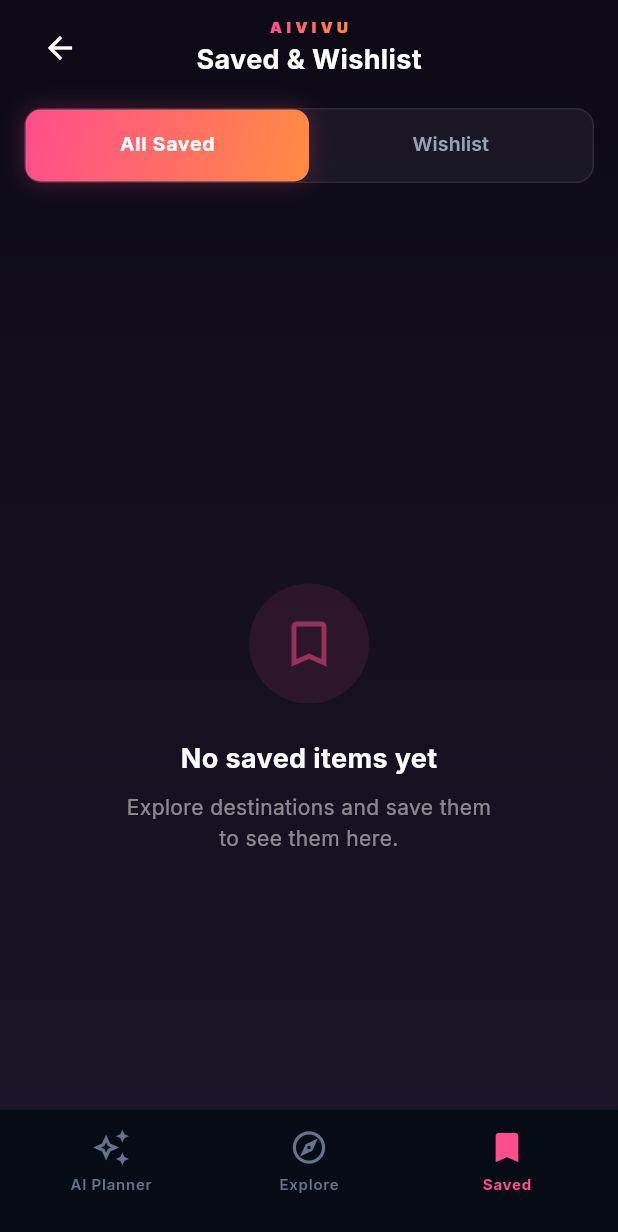
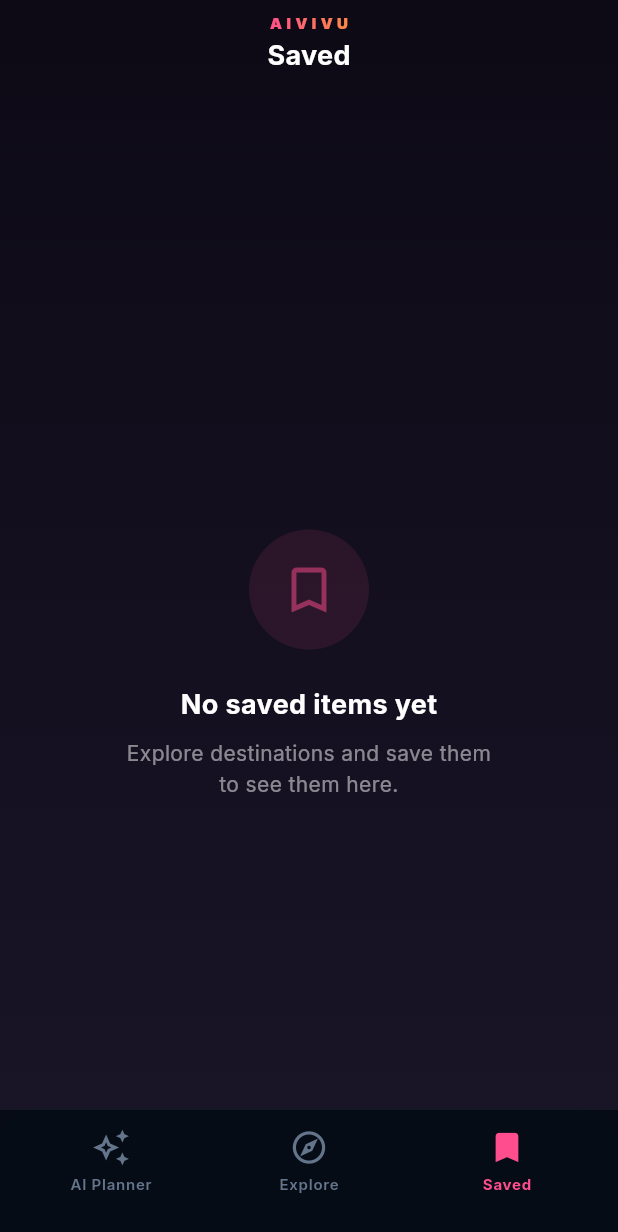
Before and after one commit to Minhbaooo/voyz-master, a Flutter app: the SavedScreen screen opened directly, on a phone screen of 412 x 824 dp. Shown: the top 1232 px of the screen. Run offline on Flutter 3.47's test engine with Material 3 defaults, Android fonts, the phone set to English and light mode, and no system bars; our stand-ins replace cached_network_image, google_fonts; network calls fail.

Commit message:
feat: add form validation, retain planner state, update navigation logic, simplify saved screen

```diff
--- a/lib/screens/saved_screen.dart
+++ b/lib/screens/saved_screen.dart
@@ -2,6 +2,7 @@ import 'package:flutter/material.dart';
 import 'package:cached_network_image/cached_network_image.dart';
 import 'package:voyz/data/saved_trips_provider.dart';
 import 'package:voyz/data/trip_data.dart';
+import 'package:voyz/screens/destination_detail_screen.dart';
 import 'package:voyz/screens/smart_planner_screen.dart';
 import 'package:voyz/screens/suggestions_screen.dart';
 import 'package:voyz/theme/app_theme.dart';
@@ -15,23 +16,7 @@ class SavedScreen extends StatefulWidget {
   State<SavedScreen> createState() => _SavedScreenState();
 }
 
-class _SavedScreenState extends State<SavedScreen>
-    with SingleTickerProviderStateMixin {
-  late TabController _tabController;
-
-  @override
-  void initState() {
-    super.initState();
-    _tabController = TabController(length: 2, vsync: this);
-    _tabController.addListener(() => setState(() {}));
-  }
-
-  @override
-  void dispose() {
-    _tabController.dispose();
-    super.dispose();
-  }
-
+class _SavedScreenState extends State<SavedScreen> {
   void _onNavTap(int index) {
     switch (index) {
       case 0:
@@ -56,9 +41,6 @@ class _SavedScreenState extends State<SavedScreen>
   Widget build(BuildContext context) {
     final provider = SavedTripsProvider.of(context);
     final allItems = provider.savedItems;
-    final wishlistItems = allItems
-        .where((item) => item.tripData == null)
-        .toList();
 
     return Scaffold(
       body: Container(
@@ -73,20 +55,11 @@ class _SavedScreenState extends State<SavedScreen>
           child: Column(
             children: [
               // ── Header ──
-              _Header(tabController: _tabController),
+              const _Header(),
 
               // ── Content ──
               Expanded(
-                child: TabBarView(
-                  controller: _tabController,
-                  children: [
-                    _ItemListView(items: allItems, label: 'saved items'),
-                    _ItemListView(
-                      items: wishlistItems,
-                      label: 'wishlist items',
-                    ),
-                  ],
-                ),
+                child: _ItemListView(items: allItems, label: 'saved items'),
               ),
             ],
           ),
@@ -100,22 +73,16 @@ class _SavedScreenState extends State<SavedScreen>
 // ── Header ────────────────────────────────────────────────────────────────
 
 class _Header extends StatelessWidget {
-  const _Header({required this.tabController});
-  final TabController tabController;
+  const _Header();
 
   @override
   Widget build(BuildContext context) {
-    return Column(
-      children: [
-        Padding(
-          padding: const EdgeInsets.fromLTRB(16, 8, 16, 0),
+    return Padding(
+      padding: const EdgeInsets.fromLTRB(16, 8, 16, 12),
       child: Row(
         mainAxisAlignment: MainAxisAlignment.spaceBetween,
         children: [
-              IconButton(
-                onPressed: () => Navigator.of(context).maybePop(),
-                icon: const Icon(Icons.arrow_back, color: Colors.white),
-              ),
+          const SizedBox(width: 48), // balance placeholder
           Column(
             children: [
               ShaderMask(
@@ -133,7 +100,7 @@ class _Header extends StatelessWidget {
               ),
               const SizedBox(height: 2),
               const Text(
-                    'Saved & Wishlist',
+                'Saved',
                 style: TextStyle(
                   fontSize: 18,
                   fontWeight: FontWeight.w700,
@@ -142,52 +109,9 @@ class _Header extends StatelessWidget {
               ),
             ],
           ),
-              const SizedBox(width: 48), // balance the back button
+          const SizedBox(width: 48), // balance placeholder
         ],
       ),
-        ),
-        const SizedBox(height: 16),
-        // ── Tab Bar ──
-        Container(
-          margin: const EdgeInsets.symmetric(horizontal: 16),
-          decoration: BoxDecoration(
-            color: Colors.white.withValues(alpha: 0.05),
-            borderRadius: BorderRadius.circular(12),
-            border: Border.all(color: Colors.white.withValues(alpha: 0.08)),
-          ),
-          child: TabBar(
-            controller: tabController,
-            indicator: BoxDecoration(
-              gradient: AppTheme.brandGradient,
-              borderRadius: BorderRadius.circular(10),
-              boxShadow: [
-                BoxShadow(
-                  color: AppTheme.primaryPink.withValues(alpha: 0.25),
-                  blurRadius: 12,
-                ),
-              ],
-            ),
-            indicatorSize: TabBarIndicatorSize.tab,
-            dividerColor: Colors.transparent,
-            labelColor: Colors.white,
-            unselectedLabelColor: const Color(0xFF94A3B8),
-            labelStyle: const TextStyle(
-              fontSize: 13,
-              fontWeight: FontWeight.w700,
-              letterSpacing: 0.5,
-            ),
-            unselectedLabelStyle: const TextStyle(
-              fontSize: 13,
-              fontWeight: FontWeight.w600,
-            ),
-            tabs: const [
-              Tab(text: 'All Saved'),
-              Tab(text: 'Wishlist'),
-            ],
-          ),
-        ),
-        const SizedBox(height: 12),
-      ],
     );
   }
 }
@@ -210,7 +134,16 @@ class _ItemListView extends StatelessWidget {
       itemCount: items.length,
       separatorBuilder: (_, _) => const SizedBox(height: 16),
       itemBuilder: (context, index) {
-        return _SavedItemCard(item: items[index]);
+        return GestureDetector(
+          onTap: () {
+            Navigator.of(context).push(
+              MaterialPageRoute(
+                builder: (_) => const DestinationDetailScreen(),
+              ),
+            );
+          },
+          child: _SavedItemCard(item: items[index]),
+        );
       },
     );
   }
```
Also changed, not shown: lib/screens/destination_plan_screen.dart (+7 -6 lines), lib/screens/smart_planner_screen.dart (+50 -4 lines), lib/screens/suggestions_screen.dart (+8 -1 lines). Lines whose indentation alone changed are shown as unchanged.
